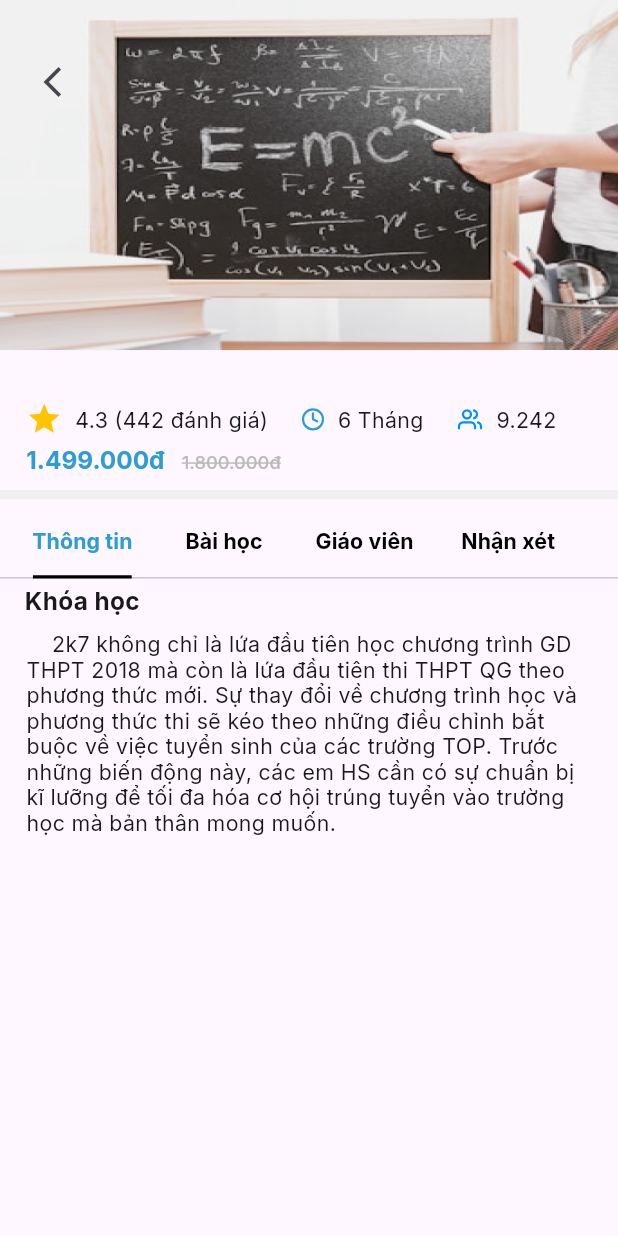
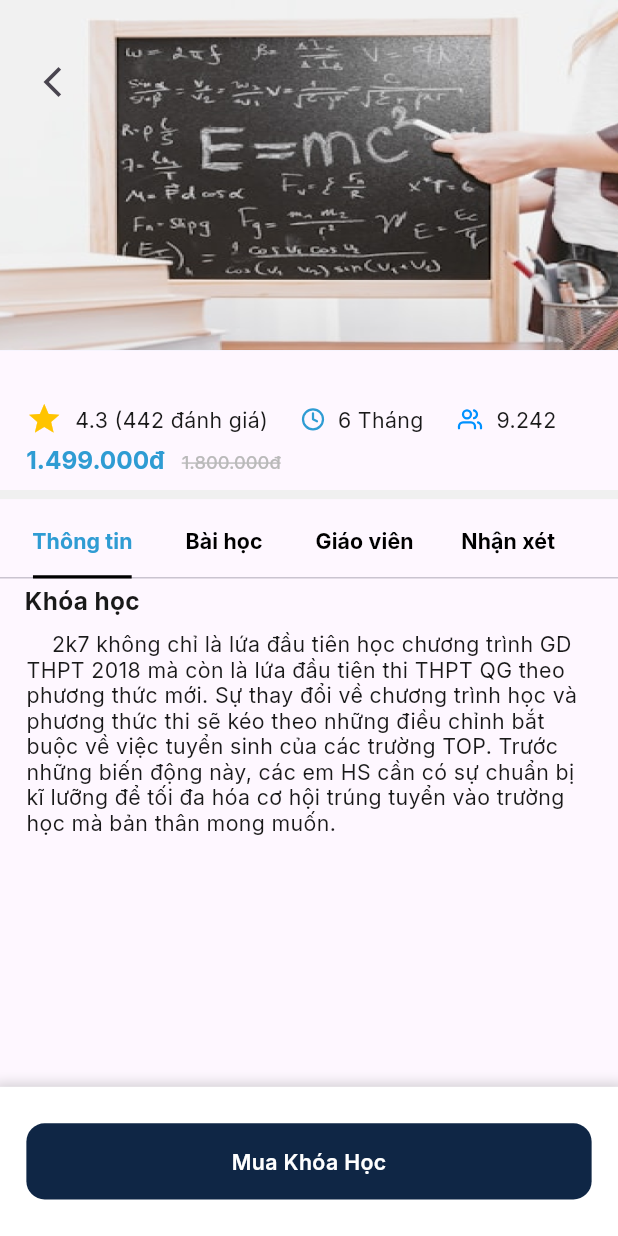
Before and after one commit to tenshi1123/3S, a Flutter app: the CoureScreen screen opened directly with empty values, on a phone screen of 412 x 824 dp. Run offline on Flutter 3.47's test engine with Material 3 defaults, Android fonts, the phone set to English and light mode, and no system bars; our stand-ins replace dio, easy_date_timeline, flutter_bloc, flutter_screenutil, flutter_svg, persistent_bottom_nav_bar_v2 and 2 more; missing offline and left inert: d_chart, otp_pin_field; accounts and stored records are empty; network calls fail.

Commit message:
sửa buổi sáng ngày 30/11 về khóa học và title tổng kết tháng

```diff
--- a/lib/modules/bottom_nav_bar/bottom_nav_bar.dart
+++ b/lib/modules/bottom_nav_bar/bottom_nav_bar.dart
@@ -15,13 +15,11 @@ class BottomNavBar extends StatefulWidget {
     super.key,
     required this.type,
     required this.categories,
-    required this.courses,
     this.infoModel,
     this.upcommingModel,
   });
   final int type;
   final List<CategoryModel> categories;
-  final List<CourseModel> courses;
   final InfoModel? infoModel;
   final List<UpcommingModel>? upcommingModel;
   @override
@@ -66,7 +64,6 @@ class _BottomNavBarState extends State<BottomNavBar> {
           screen: HomeScreen(
             type: widget.type,
             categories: widget.categories,
-            courses: widget.courses,
             infoModel: widget.infoModel,
             upcommingModel: widget.upcommingModel,
           ),
--- a/lib/modules/bottom_nav_bar/calender.dart
+++ b/lib/modules/bottom_nav_bar/calender.dart
@@ -3,7 +3,6 @@ import 'package:flutter/material.dart';
 import 'package:flutter_screenutil/flutter_screenutil.dart';
 import 'package:intl/intl.dart';
 import 'package:three_s/repo/course_repo.dart';
-import 'package:three_s/utils/constants/color.dart';
 import '../../utils/constants/styles.dart';
 import '../models/course_model.dart';
 
--- a/lib/modules/bottom_nav_bar/personer_screen.dart
+++ b/lib/modules/bottom_nav_bar/personer_screen.dart
@@ -2,6 +2,7 @@ import 'package:flutter/cupertino.dart';
 import 'package:flutter/material.dart';
 import 'package:flutter_screenutil/flutter_screenutil.dart';
 import 'package:persistent_bottom_nav_bar_v2/persistent_bottom_nav_bar_v2.dart';
+import 'package:shared_preferences/shared_preferences.dart';
 import 'package:three_s/modules/login/change_pass_screen.dart';
 import 'package:three_s/modules/models/info_model.dart';
 import 'package:three_s/utils/constants/color.dart';
@@ -328,7 +329,10 @@ Future<void> _dialogBuilder(
               textStyle: Theme.of(context).textTheme.labelLarge,
             ),
             child: const Text('Xác nhận'),
-            onPressed: () {
+            onPressed: () async {
+              final SharedPreferences prefs =
+                  await SharedPreferences.getInstance();
+              await prefs.remove('token');
               Navigator.push(
                 context,
                 MaterialPageRoute(
--- a/lib/modules/course/coure_screen.dart
+++ b/lib/modules/course/coure_screen.dart
@@ -1,12 +1,22 @@
 import 'package:flutter/material.dart';
 import 'package:flutter_screenutil/flutter_screenutil.dart';
+import 'package:three_s/utils/constants/color.dart';
 import 'package:three_s/utils/constants/styles.dart';
 import 'package:flutter_svg/flutter_svg.dart';
+import 'package:url_launcher/url_launcher.dart';
 import 'course_tabbar.dart';
 
 class CoureScreen extends StatelessWidget {
   const CoureScreen({super.key, required this.title});
   final String title;
+  Future<void> makePhoneCall(String phoneNumber) async {
+    final Uri launchUri = Uri(
+      scheme: 'tel',
+      path: phoneNumber,
+    );
+    await launchUrl(launchUri);
+  }
+
   @override
   Widget build(BuildContext context) {
     return Scaffold(
@@ -123,42 +133,47 @@ class CoureScreen extends StatelessWidget {
               ),
             ],
           ),
-          // Align(
-          //   alignment: Alignment.bottomCenter,
-          //   child: Container(
-          //     height: 98.h,
-          //     width: 375.w,
-          //     decoration: BoxDecoration(
-          //       boxShadow: [
-          //         BoxShadow(
-          //           color: Colors.grey.withOpacity(0.5),
-          //           spreadRadius: 5,
-          //           blurRadius: 7,
-          //           offset: const Offset(0, 3),
-          //         ),
-          //       ],
-          //       color: Colors.white,
-          //     ),
-          //     child: Center(
-          //       child: Container(
-          //         height: 50.h,
-          //         width: 343.w,
-          //         decoration: BoxDecoration(
-          //             color: primary500,
-          //             borderRadius: BorderRadius.circular(12.r)),
-          //         child: Center(
-          //           child: Text(
-          //             'Mua Khóa Học',
-          //             style: defaultText14.copyWith(
-          //               color: Colors.white,
-          //               fontWeight: FontWeight.w600,
-          //             ),
-          //           ),
-          //         ),
-          //       ),
-          //     ),
-          //   ),
-          // ),
+          Align(
+            alignment: Alignment.bottomCenter,
+            child: Container(
+              height: 98.h,
+              width: 375.w,
+              decoration: BoxDecoration(
+                boxShadow: [
+                  BoxShadow(
+                    color: Colors.grey.withOpacity(0.5),
+                    spreadRadius: 5,
+                    blurRadius: 7,
+                    offset: const Offset(0, 3),
+                  ),
+                ],
+                color: Colors.white,
+              ),
+              child: Center(
+                child: GestureDetector(
+                  onTap: () {
+                    makePhoneCall('19008978');
+                  },
+                  child: Container(
+                    height: 50.h,
+                    width: 343.w,
+                    decoration: BoxDecoration(
+                        color: primary500,
+                        borderRadius: BorderRadius.circular(12.r)),
+                    child: Center(
+                      child: Text(
+                        'Mua Khóa Học',
+                        style: defaultText14.copyWith(
+                          color: Colors.white,
+                          fontWeight: FontWeight.w600,
+                        ),
+                      ),
+                    ),
+                  ),
+                ),
+              ),
+            ),
+          ),
         ],
       ),
     );
--- a/lib/modules/login/change_pass_screen.dart
+++ b/lib/modules/login/change_pass_screen.dart
@@ -238,7 +238,6 @@ class _ChangePassScreenState extends State<ChangePassScreen> {
                       builder: ((context) => BottomNavBar(
                             type: 0,
                             categories: listCate,
-                            courses: listCourse,
                           )),
                     ),
                   );
--- a/lib/modules/login/login_screen.dart
+++ b/lib/modules/login/login_screen.dart
@@ -284,7 +284,6 @@ class _LoginScreenState extends State<LoginScreen> {
                             builder: ((context) => BottomNavBar(
                                   type: 0,
                                   categories: listCate,
-                                  courses: listCourse,
                                   infoModel: infoModel,
                                   upcommingModel: upcommingModel,
                                 )),
@@ -353,7 +352,6 @@ class _LoginScreenState extends State<LoginScreen> {
                         builder: ((context) => BottomNavBar(
                               type: 1,
                               categories: listCate,
-                              courses: listCourse,
                             )),
                       ),
                     );
--- a/lib/modules/monthly_summary/monthly_summary.dart
+++ b/lib/modules/monthly_summary/monthly_summary.dart
@@ -45,6 +45,7 @@ class MonthlySummary extends StatelessWidget {
                     MaterialPageRoute(
                       builder: ((context) => SummaryScore(
                             reportPoint: reportPoint,
+                            title: listClasses[index].name,
                           )),
                     ),
                   );
--- a/lib/modules/monthly_summary/summary_score.dart
+++ b/lib/modules/monthly_summary/summary_score.dart
@@ -6,8 +6,10 @@ import '../../utils/constants/styles.dart';
 import '../../utils/widget/excercise_tab_widget.dart';
 
 class SummaryScore extends StatelessWidget {
-  const SummaryScore({super.key, required this.reportPoint});
+  const SummaryScore(
+      {super.key, required this.reportPoint, required this.title});
   final ReportPoint reportPoint;
+  final String title;
   @override
   Widget build(BuildContext context) {
     return Scaffold(
@@ -26,7 +28,7 @@ class SummaryScore extends StatelessWidget {
             Padding(
               padding: EdgeInsets.symmetric(horizontal: 15.w, vertical: 10.h),
               child: Text(
-                'Lớp toán thầy Hiệp ôn luyện ĐGNL 2025 ',
+                title,
                 style: defaultText20.copyWith(
                   fontWeight: FontWeight.w700,
                 ),
--- a/lib/modules/splash/splash_screen.dart
+++ b/lib/modules/splash/splash_screen.dart
@@ -39,7 +39,6 @@ class _SplshscreenState extends State<Splshscreen> {
               builder: ((context) => BottomNavBar(
                     type: 0,
                     categories: listCate,
-                    courses: listCourse,
                     infoModel: infoModel,
                     upcommingModel: upcommingModel,
                   )),
@@ -59,7 +58,6 @@ class _SplshscreenState extends State<Splshscreen> {
 
   Future<void> databaseInitialized() async {
     listCate = await CourseRepo().getListCategory();
-    listCourse = await CourseRepo().getListCourse();
   }
 
   @override
--- a/lib/repo/course_repo.dart
+++ b/lib/repo/course_repo.dart
@@ -6,11 +6,11 @@ import '../../utils/constants/api_path.dart';
 class CourseRepo {
   Dio dio = Dio();
   //danh sách khóa học
-  Future<List<CourseModel>> getListCourse() async {
+  Future<List<CourseModel>> getListCourse(String id) async {
     Response response;
     response = await dio.get(
       ApiPath.course,
-      queryParameters: {'limit': 8, 'page': 1, 'category_id': ''},
+      queryParameters: {'limit': 8, 'page': 1, 'category_id': id},
     );
     List<CourseModel> result = ((response.data)['courses'] as List)
         .map((e) => CourseModel.fromJson(e))
--- a/lib/repo/login_repo.dart
+++ b/lib/repo/login_repo.dart
@@ -16,6 +16,9 @@ class LoginRepo {
         data: formData,
       );
     } on DioException {
+      return false;
+    }
+    if (response.data['status'] == false) {
       return false;
     }
     final SharedPreferences prefs = await SharedPreferences.getInstance();
--- a/pubspec.yaml
+++ b/pubspec.yaml
@@ -4,7 +4,7 @@ description: "Application for students of 3s exam preparation center"
 # pub.dev using `flutter pub publish`. This is preferred for private packages.
 publish_to: 'none' # Remove this line if you wish to publish to pub.dev
 
-version: 1.0.7+16
+version: 1.0.8+17
 
 environment:
   sdk: '>=3.4.0 <4.0.0'
```
Also changed, not shown: lib/modules/bottom_nav_bar/home/home_screen.dart (+15 -13 lines), lib/utils/widget/excercise_tab_widget.dart (+43 -56 lines), 1 other file.
